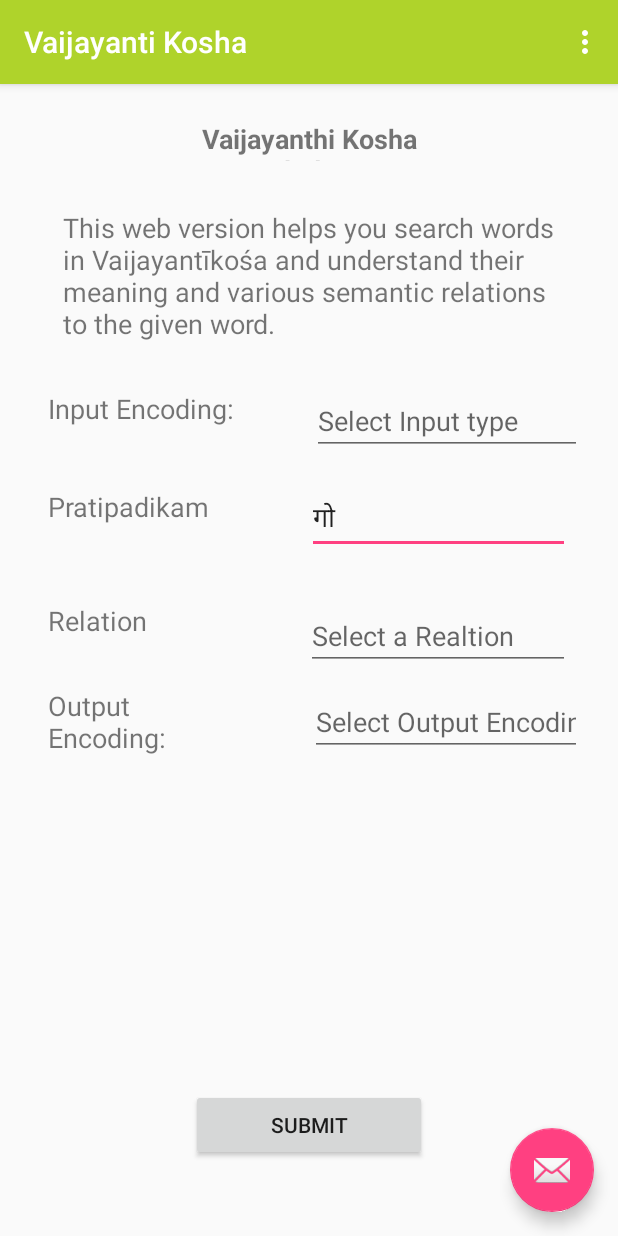
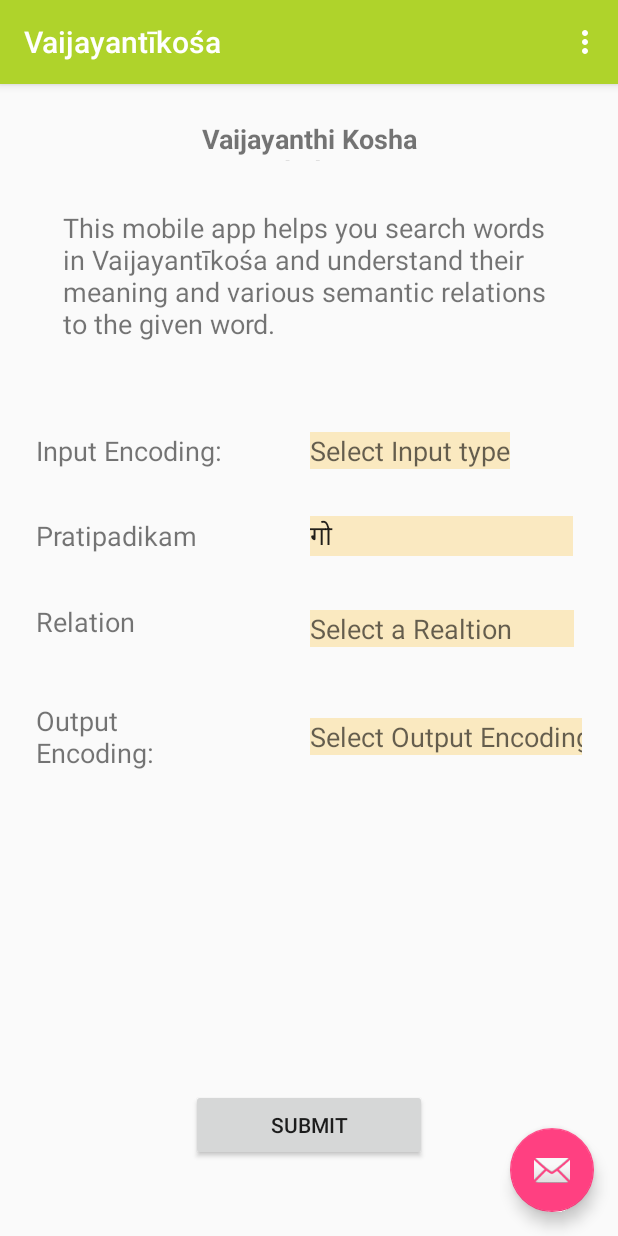
Before and after one commit to AbheriRTB/vkosha-client, an Android app: the screen it shows after launch (MainActivity), on a phone screen of 412 x 824 dp. Run offline under Robolectric (Android 15) with nearby library versions, the phone set to English and light mode, and no system bars.

Commit message:
Multiple changes including splash screen

```diff
--- a/VaijayantiKosha/app/src/main/java/abheri/com/vaijayantikosha/ListAdapter.java
+++ b/VaijayantiKosha/app/src/main/java/abheri/com/vaijayantikosha/ListAdapter.java
@@ -18,12 +18,14 @@
     private String[] listdata;
     Context context;
     String listType ="";
+    String padam = "";
 
     // RecyclerView recyclerView;
-    public ListAdapter(String[] listdata, Context con, String lstTyp) {
+    public ListAdapter(String[] listdata, Context con, String lstTyp, String padam_text) {
         this.listdata = listdata;
         context = con;
         listType = lstTyp;
+        padam = padam_text;
     }
     @Override
     public ViewHolder onCreateViewHolder(ViewGroup parent, int viewType) {
@@ -48,6 +50,7 @@
             @Override
             public void onClick(View view) {
                 Intent intent = new Intent(context,MainActivity.class);
+                intent.putExtra("PADAM", padam);
                 switch (listType){
                     case "1": intent.putExtra("InputType",myListData);break;
                     case "2": intent.putExtra("Relation", myListData);break;
--- a/VaijayantiKosha/app/src/main/java/abheri/com/vaijayantikosha/MainActivity.java
+++ b/VaijayantiKosha/app/src/main/java/abheri/com/vaijayantikosha/MainActivity.java
@@ -22,6 +22,7 @@
     String dataStr = "";
     String relation = "", in_code = "", out_code = "";
     TextView relationTV, in_codeTV, out_codeTV;
+    EditText padam_txt;
     SharedPreferences mySP;
 
 
@@ -33,8 +34,13 @@
         setContentView(R.layout.activity_main);
         Toolbar toolbar = (Toolbar) findViewById(R.id.toolbar);
         relationTV = (TextView) findViewById(R.id.relation_edit);
+
         in_codeTV = (TextView) findViewById(R.id.inputEncode);
+
         out_codeTV = (TextView) findViewById(R.id.outputEncode);
+
+        padam_txt = (EditText) findViewById(R.id.ppadam);
+        ppadam_text = padam_txt.getText().toString();
 
         setSupportActionBar(toolbar);
 
@@ -75,6 +81,11 @@
             out_code = intent.getStringExtra("OutputType");
             if (out_code != null && out_code != "")
                 out_codeTV.setText(out_code);
+
+            ppadam_text = intent.getStringExtra("PADAM");
+            if (ppadam_text != null && ppadam_text != "")
+                padam_txt.setText(ppadam_text);
+
         }
 
     }
@@ -135,20 +146,24 @@
 
 
     public void list_to_be_displayed(String val) {
-        EditText inp_txt, out_txt;
+        TextView inp_txt, out_txt;
+        EditText p_txt;
 
 
         Intent intent = new Intent(this, ListViewActivity.class);
-        inp_txt = (EditText) findViewById(R.id.inputEncode);
-        out_txt = (EditText) findViewById(R.id.outputEncode);
+        inp_txt = (TextView) findViewById(R.id.inputEncode);
+        out_txt = (TextView) findViewById(R.id.outputEncode);
+        p_txt = (EditText) findViewById(R.id.ppadam);
 
         String input_code = inp_txt.getText().toString();
         String output_code = out_txt.getText().toString();
+        String padam_text = p_txt.getText().toString();
 
 
         intent.putExtra("INPUT_ENCODE", input_code);
         intent.putExtra("OUTPUT_ENCODE", output_code);
         intent.putExtra("SEL_VALUE", val);
+        intent.putExtra("PADAM", padam_text);
 
         //Toast.makeText(this,"Going to next activity" + input_code, Toast.LENGTH_LONG).show();
         startActivity(intent);
--- a/VaijayantiKosha/app/src/main/java/abheri/com/vaijayantikosha/SplashActivity.java
+++ b/VaijayantiKosha/app/src/main/java/abheri/com/vaijayantikosha/SplashActivity.java
@@ -17,13 +17,6 @@
     public void onCreate(Bundle icicle) {
         super.onCreate(icicle);
         setContentView(R.layout.splashscreen);
-        ImageView iv = findViewById(R.id.splashscreen);
-        int rnd = (int) (Math.random()*10);
-        if(rnd%2 == 0){
-            iv.setImageResource(R.drawable.vaiyanthi_kosha_splash);
-        }else{
-            iv.setImageResource(R.drawable.vaiyanthi_kosha_splash_v2);
-        }
 
         /* New Handler to start the Menu-Activity
          * and close this Splash-Screen after some seconds.*/
--- a/VaijayantiKosha/app/src/main/java/abheri/com/vaijayantikosha/Util.java
+++ b/VaijayantiKosha/app/src/main/java/abheri/com/vaijayantikosha/Util.java
@@ -5,8 +5,8 @@
     public static String[] getRelationArray(){
 
         String relationList[]= {"पर्यायवाची (Synsets)",  "अवयवी(Holonym)", "अवयवः(Meronym)", "पराजाति:(Hypernym)",
-                "अपराजातिः(Hyponym)","जन्य","जनक", "पत्नि","पति","सेवक","स्वामि","सम्बन्धितः","वृत्तिः",
-                "Avatarah","Ontology", "All Relations"};
+                "अपराजातिः(Hyponym)","जन्य","जनक","पति", "पत्नि","सेवक","स्वामि", "धर्मी", "धर्म", "गुण", "गुणी",
+                "सम्बन्धितः","वृत्तिः", "अवतारः","Ontology", "All Relations"};
 
         return relationList;
     }
--- a/VaijayantiKosha/app/src/main/res/layout/content_main2.xml
+++ b/VaijayantiKosha/app/src/main/res/layout/content_main2.xml
@@ -46,23 +46,22 @@
 
     <TextView
         android:id="@+id/inputEncodingLabel"
-        android:layout_width="126dp"
-        android:layout_height="33dp"
-        android:layout_marginStart="32dp"
-        android:layout_marginLeft="32dp"
-        android:layout_marginTop="32dp"
+        android:layout_width="wrap_content"
+        android:layout_height="wrap_content"
+        android:layout_marginStart="24dp"
+        android:layout_marginTop="60dp"
         android:text="Input Encoding:"
         android:textSize="18sp"
         app:layout_constraintStart_toStartOf="parent"
         app:layout_constraintTop_toBottomOf="@+id/Intro" />
 
-    <EditText
+    <TextView
         android:id="@+id/inputEncode"
-        android:layout_width="180dp"
+        android:layout_width="wrap_content"
         android:layout_height="wrap_content"
-        android:layout_marginTop="8dp"
-        android:layout_marginEnd="24dp"
         android:layout_weight="1"
+        android:background="#FAE9C0"
+        android:clickable="true"
         android:enabled="true"
         android:hint="Select Input type"
         android:inputType="none"
@@ -70,15 +69,14 @@
         android:text="Unicode-Devanagari"
         android:textSize="18sp"
         app:layout_constraintBottom_toBottomOf="@+id/inputEncodingLabel"
-        app:layout_constraintEnd_toEndOf="parent"
+        app:layout_constraintStart_toStartOf="@+id/ppadam"
         app:layout_constraintTop_toTopOf="@+id/inputEncodingLabel" />
 
     <TextView
         android:id="@+id/padamLabel"
         android:layout_width="wrap_content"
-        android:layout_height="wrap_content"
-        android:layout_marginStart="32dp"
-        android:layout_marginLeft="32dp"
+        android:layout_height="25dp"
+        android:layout_marginStart="24dp"
         android:layout_marginTop="32dp"
         android:text="Pratipadikam"
         android:textSize="18sp"
@@ -89,74 +87,72 @@
         android:id="@+id/ppadam"
         android:layout_width="175dp"
         android:layout_height="wrap_content"
-        android:layout_marginTop="16dp"
-        android:layout_marginEnd="32dp"
-        android:layout_marginRight="32dp"
         android:layout_weight="1"
+        android:background="#FAE9C1"
+        android:focusedByDefault="true"
         android:inputType="textPersonName"
         android:text="गो"
-        android:focusedByDefault="true"
         android:textSize="18sp"
         app:layout_constraintBottom_toBottomOf="@+id/padamLabel"
-        app:layout_constraintEnd_toEndOf="parent"
+        app:layout_constraintStart_toStartOf="@+id/relation_edit"
         app:layout_constraintTop_toTopOf="@+id/padamLabel" />
 
 
     <TextView
         android:id="@+id/relationLabel"
-        android:layout_width="85dp"
-        android:layout_height="wrap_content"
-        android:layout_marginStart="32dp"
-        android:layout_marginLeft="32dp"
+        android:layout_width="133dp"
+        android:layout_height="34dp"
+        android:layout_marginStart="24dp"
         android:layout_marginTop="32dp"
         android:layout_weight="1"
         android:text="Relation"
         android:textSize="18sp"
         app:layout_constraintStart_toStartOf="parent"
-        app:layout_constraintTop_toBottomOf="@+id/ppadam" />
+        app:layout_constraintTop_toBottomOf="@+id/padamLabel" />
 
-    <EditText
+    <TextView
         android:id="@+id/relation_edit"
         android:layout_width="176dp"
         android:layout_height="wrap_content"
-        android:layout_marginEnd="32dp"
+        android:background="#FAE9C0"
+        android:clickable="true"
         android:hint="Select a Realtion"
         android:onClick="rel_clicked"
         android:textSize="18sp"
         app:layout_constraintBottom_toBottomOf="@+id/relationLabel"
-        app:layout_constraintEnd_toEndOf="parent"
-        app:layout_constraintTop_toTopOf="@+id/relationLabel"
-        app:layout_constraintVertical_bias="0.0" />
+        app:layout_constraintStart_toStartOf="@+id/outputEncode"
+        app:layout_constraintTop_toTopOf="@+id/relationLabel" />
 
     <TextView
         android:id="@+id/outputEncodeLabel"
-        android:layout_width="114dp"
-        android:layout_height="wrap_content"
-        android:layout_marginStart="32dp"
-        android:layout_marginLeft="32dp"
+        android:layout_width="134dp"
+        android:layout_height="45dp"
+        android:layout_marginStart="24dp"
+        android:layout_marginTop="32dp"
         android:layout_weight="1"
+        android:enabled="true"
         android:text="Output Encoding:"
-        android:enabled="true"
         android:textSize="18sp"
-        app:layout_constraintBottom_toBottomOf="@+id/outputEncode"
-        app:layout_constraintStart_toStartOf="parent" />
+        app:layout_constraintStart_toStartOf="parent"
+        app:layout_constraintTop_toBottomOf="@+id/relationLabel" />
 
 
-    <EditText
+    <TextView
         android:id="@+id/outputEncode"
         android:layout_width="181dp"
         android:layout_height="wrap_content"
-        android:layout_marginTop="12dp"
         android:layout_marginEnd="24dp"
-        android:layout_marginRight="24dp"
+        android:background="#FAE9C0"
+        android:clickable="true"
+        android:enabled="true"
+        android:hint="Select Output Encoding"
         android:inputType="textPersonName"
-        android:enabled="true"
+        android:onClick="output_clicked"
         android:text=""
-        android:hint="Select Output Encoding"
-        android:onClick="output_clicked"
         android:textSize="18sp"
+        app:layout_constraintBottom_toBottomOf="@+id/outputEncodeLabel"
         app:layout_constraintEnd_toEndOf="parent"
-        app:layout_constraintTop_toBottomOf="@+id/relation_edit" />
+        app:layout_constraintTop_toTopOf="@+id/outputEncodeLabel" />
 
 
     <Button
--- a/VaijayantiKosha/app/src/main/res/values/strings.xml
+++ b/VaijayantiKosha/app/src/main/res/values/strings.xml
@@ -1,7 +1,7 @@
 <resources>
-    <string name="app_name">Vaijayanti Kosha</string>
+    <string name="app_name">Vaijayantīkośa</string>
     <string name="action_settings">Settings</string>
     <string name="heading">Vaijayanthi Kosha Knowledge Net</string>
-    <string name="intro">This web version helps you search words in Vaijayantīkośa and understand their meaning and various semantic relations to the given word.</string>
+    <string name="intro">This mobile app helps you search words in Vaijayantīkośa and understand their meaning and various semantic relations to the given word.</string>
     <string name="title_activity_list_display">list_display</string>
 </resources>
```
Also changed, not shown: VaijayantiKosha/app/src/main/java/abheri/com/vaijayantikosha/DisplaySynonyms.java (+11 -6 lines), VaijayantiKosha/app/src/main/java/abheri/com/vaijayantikosha/ListViewActivity.java (+5 -3 lines), VaijayantiKosha/app/src/main/res/layout/splashscreen.xml (+20 -10 lines).
